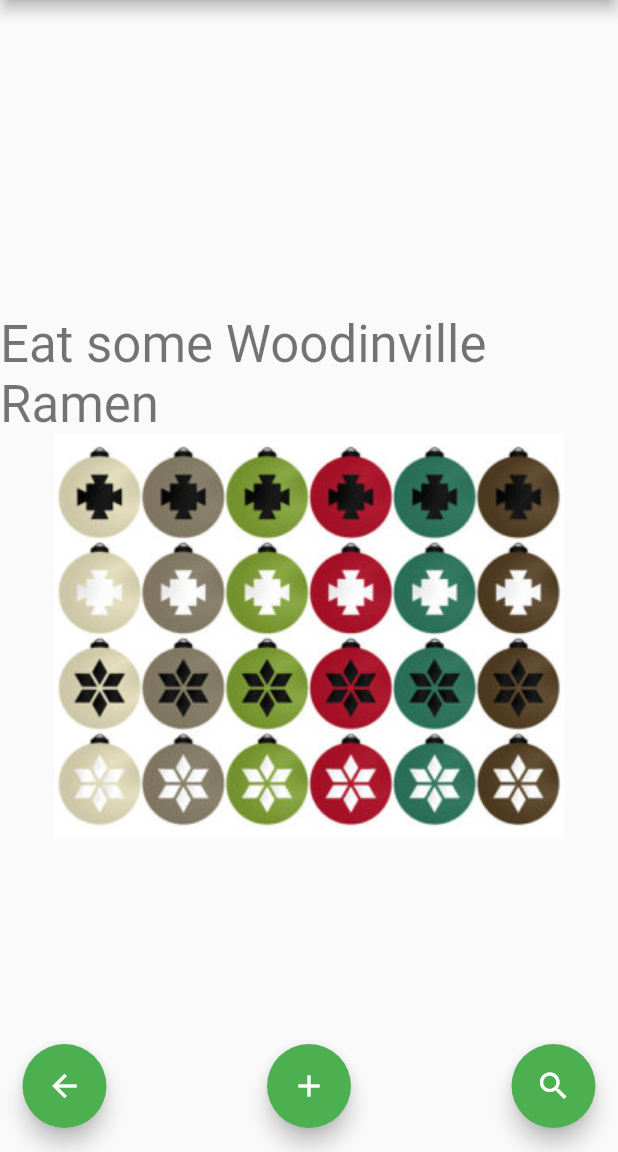
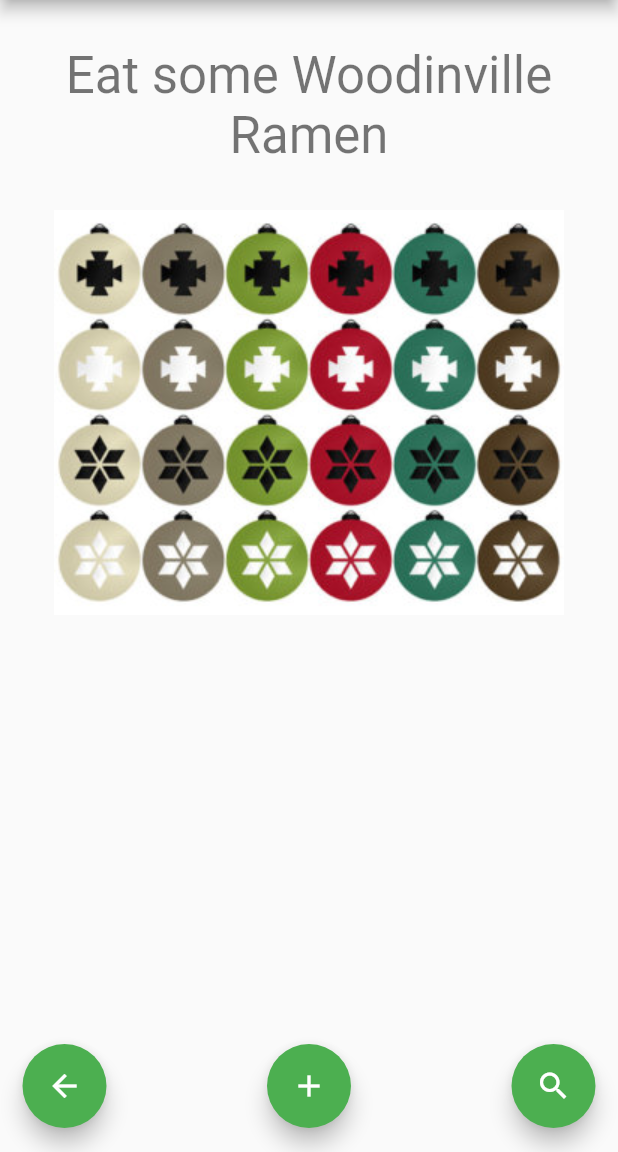
Before and after one commit to jaronimot/jaronimot.github.io, a Flutter app: the screen it shows after launch, after a tap on the "add" icon, on a phone screen of 412 x 824 dp, the part 84-1236 px from its top. Run offline on Flutter 3.47's test engine with Material 2 defaults, Android fonts, the phone set to English and light mode, and no system bars.

Commit message:
Styling text

```diff
--- a/lib/main.dart
+++ b/lib/main.dart
@@ -170,11 +170,14 @@
                     // center the children vertically; the main axis here is the vertical
                     // axis because Columns are vertical (the cross axis would be
                     // horizontal).
-                    mainAxisAlignment: MainAxisAlignment.center,
                     children: <Widget>[
-                        Text(
-                            _food != "" ? 'Eat some $_food' : 'Eat Something!',
-                            style: Theme.of(context).textTheme.headline4,
+                        Padding(padding: EdgeInsets.all(30),
+                            child:
+                            Text(
+                                _food != "" ? 'Eat some $_food' : 'Eat Something!',
+                                style: Theme.of(context).textTheme.headline4,
+                                textAlign: TextAlign.center,
+                            ),
                         ),
                         GestureDetector(
                             onTap: _incrementCounter,
@@ -214,5 +217,5 @@
                     ],
                 )
             );
-            }
         }
+    }
```
Also changed, not shown: 3 other files.
